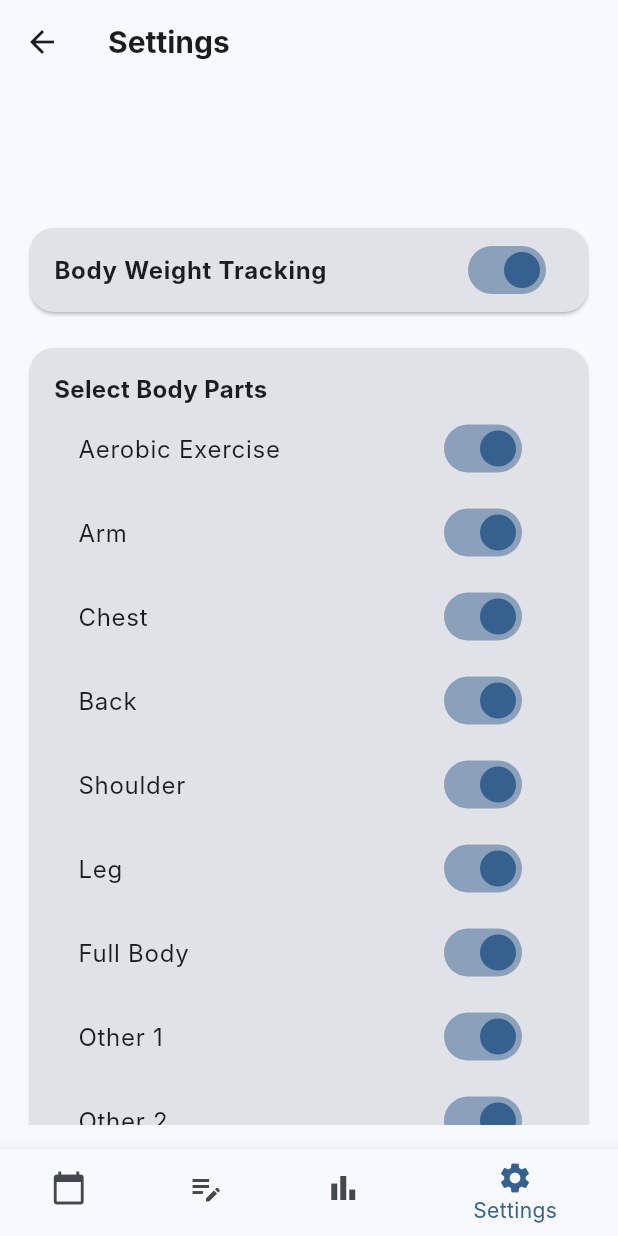
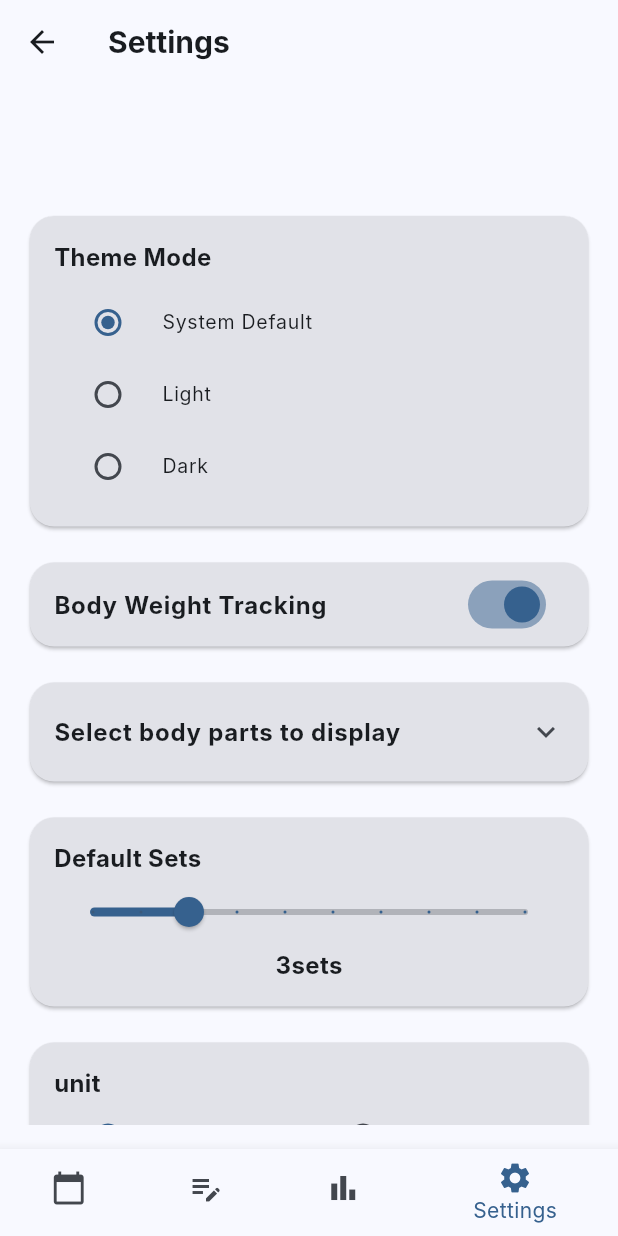
Before and after one commit to kenjikuroki/traning_record, a Flutter app: the screen it shows after launch, item 4 of the bottom bar chosen, on a phone screen of 412 x 824 dp. Run offline on Flutter 3.47's test engine with Material 3 defaults, Android fonts, the phone set to English and light mode, and no system bars; our stand-ins replace fl_chart, google_mobile_ads, hive, hive_flutter, table_calendar; accounts and stored records are empty; network calls fail; Roboto replaces fonts that are missing (Inter).

Commit message:
設定画面の修正（アコーディオン化）

```diff
--- a/lib/l10n/app_en.arb
+++ b/lib/l10n/app_en.arb
@@ -54,7 +54,7 @@
   "m": "m",
   "bodyWeight": "Body Weight",
   "bodyWeightTracking": "Body Weight Tracking",
-  "selectBodyParts": "Select Body Parts",
+  "selectBodyParts": "Select body parts to display",
   "unit": "unit",
   "defaultSets": "Default Sets",
   "menuNameHint": "Enter menu name",
--- a/lib/l10n/app_localizations_en.dart
+++ b/lib/l10n/app_localizations_en.dart
@@ -175,7 +175,7 @@ class AppLocalizationsEn extends AppLocalizations {
   String get bodyWeightTracking => 'Body Weight Tracking';
 
   @override
-  String get selectBodyParts => 'Select Body Parts';
+  String get selectBodyParts => 'Select body parts to display';
 
   @override
   String get unit => 'unit';
--- a/lib/l10n/app_localizations_ja.dart
+++ b/lib/l10n/app_localizations_ja.dart
@@ -175,13 +175,13 @@ class AppLocalizationsJa extends AppLocalizations {
   String get bodyWeightTracking => '体重管理';
 
   @override
-  String get selectBodyParts => '部位を選択';
+  String get selectBodyParts => '表示する部位を選択';
 
   @override
   String get unit => '単位';
 
   @override
-  String get defaultSets => 'デフォルトのセット数';
+  String get defaultSets => 'Default Sets';
 
   @override
   String get menuNameHint => '種目名を入力';
--- a/lib/l10n/app_localizations_kl.dart
+++ b/lib/l10n/app_localizations_kl.dart
@@ -175,7 +175,7 @@ class AppLocalizationsKl extends AppLocalizations {
   String get bodyWeightTracking => 'Body Weight Tracking';
 
   @override
-  String get selectBodyParts => 'Select Body Parts';
+  String get selectBodyParts => 'Select body parts to display';
 
   @override
   String get unit => 'unit';
--- a/lib/screens/settings_screen.dart
+++ b/lib/screens/settings_screen.dart
@@ -6,18 +6,19 @@ import '../widgets/ad_banner.dart';
 import '../settings_manager.dart';
 import 'record_screen.dart';
 import 'graph_screen.dart';
-import '../models/menu_data.dart';
+import '../models/menu_data.dart'; // 指定どおり差し替え
+import '../models/record_models.dart';
 
 class SettingsScreen extends StatefulWidget {
-  final Box<DailyRecord> recordsBox;
-  final Box<dynamic> lastUsedMenusBox; // ← これ
+  final Box<DailyRecord> recordsBox;      // 型は使わないが他画面と合わせて dynamic
+  final Box<dynamic> lastUsedMenusBox;
   final Box<dynamic> settingsBox;
   final Box<int> setCountBox;
 
   const SettingsScreen({
     super.key,
     required this.recordsBox,
-    required this.lastUsedMenusBox, // ← これ
+    required this.lastUsedMenusBox,
     required this.settingsBox,
     required this.setCountBox,
   });
@@ -27,6 +28,7 @@ class SettingsScreen extends StatefulWidget {
 }
 
 class _SettingsScreenState extends State<SettingsScreen> {
+  // 日本語キーで保存している部位一覧
   final List<String> _bodyPartsOriginal = const [
     '有酸素運動',
     '腕',
@@ -42,9 +44,10 @@ class _SettingsScreenState extends State<SettingsScreen> {
 
   Map<String, bool> _selectedBodyParts = {};
   int _setCount = 3;
-  late String _selectedUnit;
-  late bool _showWeightInput;
-  late ThemeMode _themeMode;
+  late String _selectedUnit;      // 'kg' | 'lbs'
+  late bool _showWeightInput;     // 体重管理 ON/OFF
+  late ThemeMode _themeMode;      // テーマ
+  bool _isBodyPartsExpanded = false; // アコーディオン開閉
 
   @override
   void initState() {
@@ -53,39 +56,45 @@ class _SettingsScreenState extends State<SettingsScreen> {
   }
 
   void _loadSettings() {
-    _setCount = widget.setCountBox.get('setCount', defaultValue: 3)!;
-
-    // SettingsManager を信頼ソースに
+    _setCount = widget.setCountBox.get('setCount', defaultValue: 3) ?? 3;
     _showWeightInput = SettingsManager.showWeightInput;
     _selectedUnit = SettingsManager.currentUnit;
     _themeMode = SettingsManager.currentThemeMode;
 
-    // 部位表示設定は既存の settingsBox を使用
-    final Map<String, bool>? savedBodyParts = widget.settingsBox.get('selectedBodyParts');
+    final Map<String, bool>? savedBodyParts =
+    widget.settingsBox.get('selectedBodyParts')?.cast<String, bool>();
     if (savedBodyParts != null) {
       _selectedBodyParts = Map<String, bool>.from(savedBodyParts);
     } else {
-      for (var part in _bodyPartsOriginal) {
-        _selectedBodyParts[part] = true;
+      for (final p in _bodyPartsOriginal) {
+        _selectedBodyParts[p] = true;
       }
     }
   }
 
-  void _saveSettings() {
-    widget.settingsBox.put('selectedBodyParts', _selectedBodyParts);
-    widget.setCountBox.put('setCount', _setCount);
-    // 単位とテーマ、体重管理は SettingsManager で保存するためここでは保存しない
+  Future<void> _saveSettings() async {
+    await widget.settingsBox.put('selectedBodyParts', _selectedBodyParts);
+    await widget.setCountBox.put('setCount', _setCount);
+    await SettingsManager.setUnit(_selectedUnit);
+    await SettingsManager.setShowWeightInput(_showWeightInput);
+    await SettingsManager.setThemeMode(_themeMode);
   }
 
-  Future<void> _onUnitChanged(String? newUnit) async {
-    if (newUnit == null) return;
-    setState(() => _selectedUnit = newUnit);
-    await SettingsManager.setUnit(newUnit);
+  void _onUnitChanged(String? v) {
+    if (v == null) return;
+    setState(() => _selectedUnit = v);
+    SettingsManager.setUnit(v);
   }
 
-  String _translatePart(BuildContext context, String originalPart) {
+  void _onThemeChanged(ThemeMode? v) {
+    if (v == null) return;
+    setState(() => _themeMode = v);
+    SettingsManager.setThemeMode(v);
+  }
+
+  String _translatePart(BuildContext context, String original) {
     final l10n = AppLocalizations.of(context)!;
-    switch (originalPart) {
+    switch (original) {
       case '有酸素運動':
         return l10n.aerobicExercise;
       case '腕':
@@ -107,7 +116,7 @@ class _SettingsScreenState extends State<SettingsScreen> {
       case 'その他３':
         return l10n.other3;
       default:
-        return originalPart;
+        return original;
     }
   }
 
@@ -127,7 +136,7 @@ class _SettingsScreenState extends State<SettingsScreen> {
         backgroundColor: colorScheme.background,
         appBar: AppBar(
           title: Text(
-            l10n.settings,
+            l10n.settingsScreenTitle,
             style: TextStyle(
               color: colorScheme.onSurface,
               fontWeight: FontWeight.bold,
@@ -142,11 +151,64 @@ class _SettingsScreenState extends State<SettingsScreen> {
           padding: const EdgeInsets.all(16.0),
           child: Column(
             children: [
-              const AdBanner(screenName: 'settings'),
+              // バナー高さを先取りしてレイアウト揺れを抑える
+              const SizedBox(height: 2),
+              const SizedBox(height: 50, child: AdBanner(screenName: 'settings')),
               const SizedBox(height: 16.0),
+
               Expanded(
                 child: ListView(
                   children: [
+                    // テーマ
+                    Card(
+                      color: colorScheme.surfaceContainerHighest,
+                      shape: RoundedRectangleBorder(
+                        borderRadius: BorderRadius.circular(16.0),
+                      ),
+                      child: Padding(
+                        padding: const EdgeInsets.all(16.0),
+                        child: Column(
+                          crossAxisAlignment: CrossAxisAlignment.start,
+                          children: [
+                            Text(
+                              l10n.themeMode,
+                              style: TextStyle(
+                                color: colorScheme.onSurface,
+                                fontWeight: FontWeight.bold,
+                                fontSize: 16.0,
+                              ),
+                            ),
+                            const SizedBox(height: 8),
+                            RadioListTile<ThemeMode>(
+                              title: Text(l10n.systemDefault),
+                              value: ThemeMode.system,
+                              groupValue: _themeMode,
+                              onChanged: _onThemeChanged,
+                              activeColor: colorScheme.primary,
+                              dense: true,
+                            ),
+                            RadioListTile<ThemeMode>(
+                              title: Text(l10n.light),
+                              value: ThemeMode.light,
+                              groupValue: _themeMode,
+                              onChanged: _onThemeChanged,
+                              activeColor: colorScheme.primary,
+                              dense: true,
+                            ),
+                            RadioListTile<ThemeMode>(
+                              title: Text(l10n.dark),
+                              value: ThemeMode.dark,
+                              groupValue: _themeMode,
+                              onChanged: _onThemeChanged,
+                              activeColor: colorScheme.primary,
+                              dense: true,
+                            ),
+                          ],
+                        ),
+                      ),
+                    ),
+                    const SizedBox(height: 16.0),
+
                     // 体重管理 ON/OFF
                     Card(
                       color: colorScheme.surfaceContainerHighest,
@@ -163,62 +225,77 @@ class _SettingsScreenState extends State<SettingsScreen> {
                           ),
                         ),
                         value: _showWeightInput,
-                        onChanged: (bool value) async {
-                          setState(() => _showWeightInput = value);
-                          await SettingsManager.setShowWeightInput(value);
-                          // 互換のため従来ボックスにも保存（任意）
-                          await widget.settingsBox.put('showWeightInput', value);
+                        onChanged: (v) {
+                          setState(() => _showWeightInput = v);
+                          SettingsManager.setShowWeightInput(v);
+                          widget.settingsBox.put('showWeightInput', v);
                         },
                         activeColor: colorScheme.primary,
                       ),
                     ),
-
                     const SizedBox(height: 16.0),
 
-                    // 表示する部位の選択
+                    // 表示する部位を選択（アコーディオン、スプラッシュ無効）
                     Card(
                       color: colorScheme.surfaceContainerHighest,
                       shape: RoundedRectangleBorder(
                         borderRadius: BorderRadius.circular(16.0),
                       ),
                       child: Padding(
-                        padding: const EdgeInsets.all(16.0),
-                        child: Column(
-                          crossAxisAlignment: CrossAxisAlignment.start,
-                          children: [
-                            Text(
-                              l10n.selectBodyParts,
+                        padding: const EdgeInsets.symmetric(vertical: 4.0),
+                        child: Theme(
+                          data: Theme.of(context).copyWith(
+                            dividerColor: Colors.transparent,
+                            splashFactory: NoSplash.splashFactory,
+                            splashColor: Colors.transparent,
+                            highlightColor: Colors.transparent,
+                            hoverColor: Colors.transparent,
+                          ),
+                          child: ExpansionTile(
+                            initiallyExpanded: _isBodyPartsExpanded,
+                            onExpansionChanged: (v) => setState(() => _isBodyPartsExpanded = v),
+                            expandedAlignment: Alignment.centerLeft,
+                            tilePadding: const EdgeInsets.symmetric(horizontal: 16.0),
+                            childrenPadding: const EdgeInsets.fromLTRB(16, 0, 16, 12),
+                            title: Align(
+                              alignment: Alignment.centerLeft,
+                              child: Text(
+                                l10n.selectBodyParts, // ← ローカライズ採用
                                 style: TextStyle(
                                   color: colorScheme.onSurface,
                                   fontWeight: FontWeight.bold,
                                   fontSize: 16.0,
                                 ),
                               ),
-                            ..._bodyPartsOriginal.map((part) {
-                              final translatedPart = _translatePart(context, part);
+                            ),
+                            children: [
+                              const SizedBox(height: 8),
+                              ..._bodyPartsOriginal.map((p) {
+                                final translated = _translatePart(context, p);
+                                final current = _selectedBodyParts[p] ?? true;
                                 return SwitchListTile(
                                   title: Text(
-                                  translatedPart,
+                                    translated,
                                     style: TextStyle(color: colorScheme.onSurface),
                                   ),
-                                value: _selectedBodyParts[part] ?? true,
-                                onChanged: (bool value) {
-                                  setState(() {
-                                    _selectedBodyParts[part] = value;
-                                    _saveSettings();
-                                  });
+                                  value: current,
+                                  onChanged: (v) async {
+                                    setState(() => _selectedBodyParts[p] = v);
+                                    await widget.settingsBox.put('selectedBodyParts', _selectedBodyParts);
                                   },
                                   activeColor: colorScheme.primary,
+                                  dense: true,
+                                  contentPadding: EdgeInsets.zero,
                                 );
-                            }).toList(),
+                              }),
                             ],
                           ),
                         ),
                       ),
-
+                    ),
                     const SizedBox(height: 16.0),
 
-                    // デフォルトのセット数
+                    // デフォルトセット数
                     Card(
                       color: colorScheme.surfaceContainerHighest,
                       shape: RoundedRectangleBorder(
@@ -243,15 +320,14 @@ class _SettingsScreenState extends State<SettingsScreen> {
                               max: 10,
                               divisions: 9,
                               label: _setCount.toString(),
-                              onChanged: (double newValue) {
-                                setState(() {
-                                  _setCount = newValue.round();
-                                  _saveSettings();
-                                });
+                              onChanged: (v) {
+                                setState(() => _setCount = v.round());
+                              },
+                              onChangeEnd: (v) {
+                                widget.setCountBox.put('setCount', v.round());
                               },
                               activeColor: colorScheme.primary,
-                              inactiveColor:
-                              colorScheme.onSurfaceVariant.withOpacity(0.3),
+                              inactiveColor: colorScheme.onSurfaceVariant.withOpacity(0.3),
                             ),
                             Center(
                               child: Text(
@@ -267,73 +343,9 @@ class _SettingsScreenState extends State<SettingsScreen> {
                         ),
                       ),
                     ),
-
                     const SizedBox(height: 16.0),
 
-                    // テーマモード（システムデフォルト/ライト/ダーク）
-                    Card(
-                      color: colorScheme.surfaceContainerHighest,
-                      shape: RoundedRectangleBorder(
-                        borderRadius: BorderRadius.circular(16.0),
-                      ),
-                      child: Padding(
-                        padding: const EdgeInsets.all(16.0),
-                        child: Column(
-                          crossAxisAlignment: CrossAxisAlignment.start,
-                          children: [
-                            Text(
-                              l10n.themeMode,
-                              style: TextStyle(
-                                color: colorScheme.onSurface,
-                                fontWeight: FontWeight.bold,
-                                fontSize: 16.0,
-                              ),
-                            ),
-                            const SizedBox(height: 8),
-                            RadioListTile<ThemeMode>(
-                              title: Text(l10n.systemDefault),
-                              value: ThemeMode.system,
-                              groupValue: _themeMode,
-                              onChanged: (mode) async {
-                                if (mode == null) return;
-                                setState(() => _themeMode = mode);
-                                await SettingsManager.setThemeMode(mode);
-                              },
-                              activeColor: colorScheme.primary,
-                              contentPadding: EdgeInsets.zero,
-                            ),
-                            RadioListTile<ThemeMode>(
-                              title: Text(l10n.light),
-                              value: ThemeMode.light,
-                              groupValue: _themeMode,
-                              onChanged: (mode) async {
-                                if (mode == null) return;
-                                setState(() => _themeMode = mode);
-                                await SettingsManager.setThemeMode(mode);
-                              },
-                              activeColor: colorScheme.primary,
-                              contentPadding: EdgeInsets.zero,
-                            ),
-                            RadioListTile<ThemeMode>(
-                              title: Text(l10n.dark),
-                              value: ThemeMode.dark,
-                              groupValue: _themeMode,
-                              onChanged: (mode) async {
-                                if (mode == null) return;
-                                setState(() => _themeMode = mode);
-                                await SettingsManager.setThemeMode(mode);
-                              },
-                              activeColor: colorScheme.primary,
-                              contentPadding: EdgeInsets.zero,
-                            ),
-                          ],
-                        ),
-                      ),
-                    ),
-
-                    const SizedBox(height: 16.0),
-
-                    // 重量単位（kg / lbs）
+                    // 重量単位
                     Card(
                       color: colorScheme.surfaceContainerHighest,
                       shape: RoundedRectangleBorder(
@@ -361,6 +373,7 @@ class _SettingsScreenState extends State<SettingsScreen> {
                                     groupValue: _selectedUnit,
                                     onChanged: _onUnitChanged,
                                     activeColor: colorScheme.primary,
+                                    dense: true,
                                   ),
                                 ),
                                 Expanded(
@@ -370,6 +383,7 @@ class _SettingsScreenState extends State<SettingsScreen> {
                                     groupValue: _selectedUnit,
                                     onChanged: _onUnitChanged,
                                     activeColor: colorScheme.primary,
+                                    dense: true,
                                   ),
                                 ),
                               ],
@@ -413,7 +427,7 @@ class _SettingsScreenState extends State<SettingsScreen> {
                 context,
                 MaterialPageRoute(
                   builder: (context) => CalendarScreen(
-                    recordsBox: widget.recordsBox,
+                    recordsBox: widget.recordsBox, // 型整合のため dynamic → Box
                     lastUsedMenusBox: widget.lastUsedMenusBox,
                     settingsBox: widget.settingsBox,
                     setCountBox: widget.setCountBox,
```
Also changed, not shown: lib/l10n/app_ja.arb (+4 -4 lines), lib/l10n/app_localizations.dart (+16 -21 lines). Lines whose indentation alone changed are shown as unchanged.
